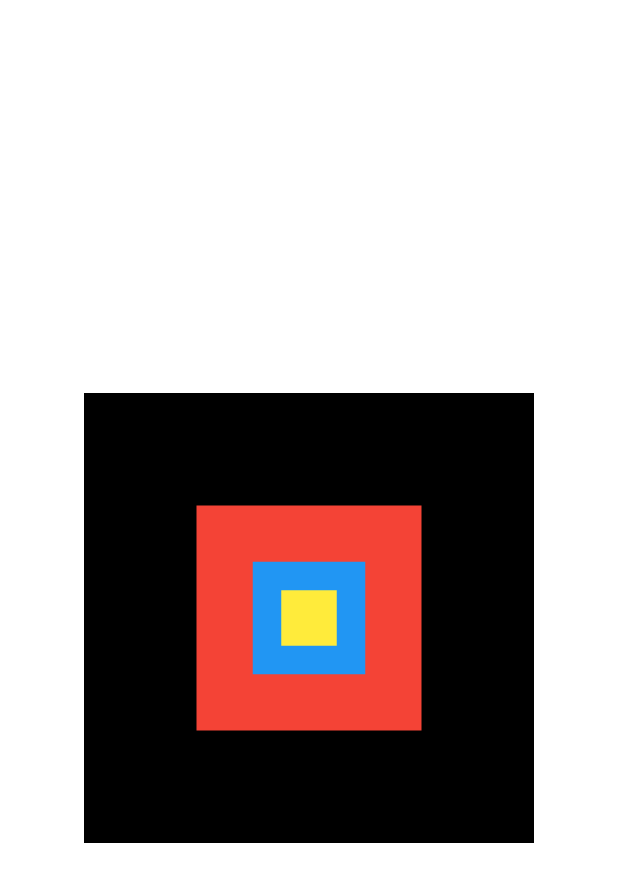
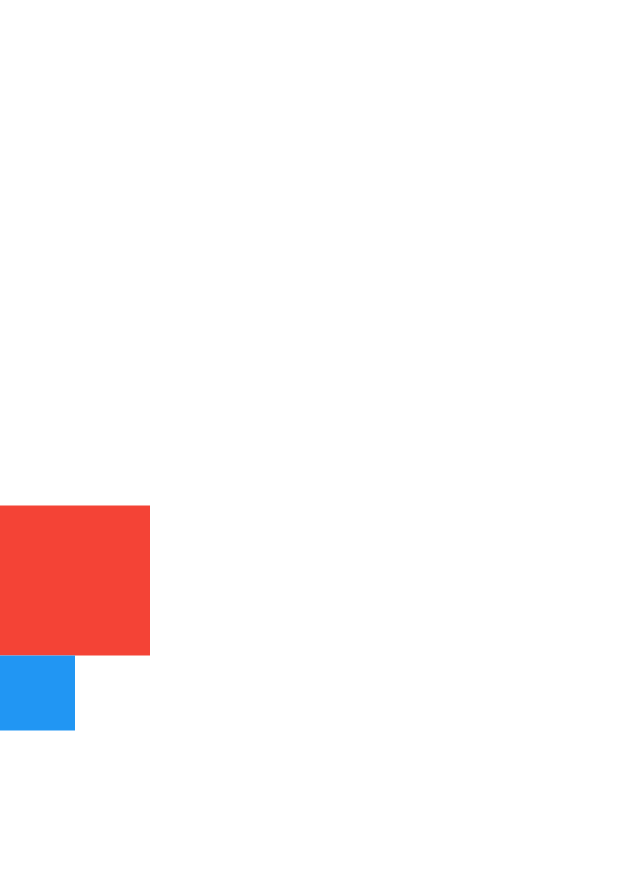
Before and after one commit to Rafaelre7/EstudoFlutter, a Flutter app: the screen it shows after launch, on a phone screen of 412 x 824 dp. Shown: the top 882 px of the screen. Run offline on Flutter 3.47's test engine with Material 3 defaults, Android fonts, the phone set to English and light mode, and no system bars.

Commit message:
Alinhamento na vertical e horizontal

```diff
--- a/lib/main.dart
+++ b/lib/main.dart
@@ -15,31 +15,22 @@ class MyApp extends StatelessWidget {
         colorScheme: ColorScheme.fromSeed(seedColor: Colors.deepPurple),
         useMaterial3: true,
       ),
-      home: Stack(
-        alignment: AlignmentDirectional.center,
+      home: Column(
+        mainAxisAlignment: MainAxisAlignment.center, //alinhamento no eixo vertical
+        crossAxisAlignment: CrossAxisAlignment.start, //alinhamento horizontal
         children: [
           Container(
-            color: Colors.black,
-            width: 300,
-            height: 300,
-          ),
-          Container(
             color: Colors.red,
-            width: 150,
-            height: 150,
+            width: 100,
+            height: 100,
           ),
           Container(
             color: Colors.blue,
-            width: 75,
-            height: 75,
+            width: 50,
+            height: 50,
           ),
-          Container(
-            color: Colors.yellow,
-            width: 37,
-            height: 37,
-          )
         ],
-      ),
+      )
     );
   }
 }
```
